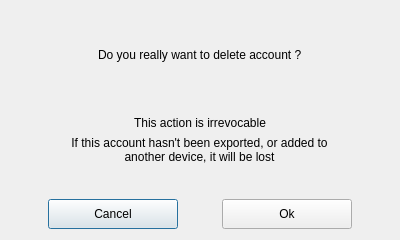
Above: deleteaccountdialog.ui from savoirfairelinux/jami-client-windows before the change. Below: the same form after it.
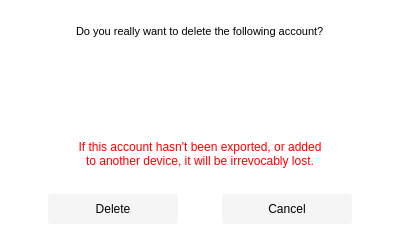
That is the form after the change.

The edit to the form file:
```diff
--- a/deleteaccountdialog.ui
+++ b/deleteaccountdialog.ui
@@ -10,27 +10,46 @@
     <height>240</height>
    </rect>
   </property>
+  <property name="sizePolicy">
+   <sizepolicy hsizetype="Fixed" vsizetype="Fixed">
+    <horstretch>0</horstretch>
+    <verstretch>0</verstretch>
+   </sizepolicy>
+  </property>
+  <property name="minimumSize">
+   <size>
+    <width>400</width>
+    <height>240</height>
+   </size>
+  </property>
+  <property name="maximumSize">
+   <size>
+    <width>400</width>
+    <height>240</height>
+   </size>
+  </property>
   <property name="windowTitle">
    <string>Ring - account deletion</string>
   </property>
-  <layout class="QVBoxLayout" name="verticalLayout" stretch="3,3,1,1,1,0,3,0">
-   <item>
-    <spacer name="verticalSpacer">
-     <property name="orientation">
-      <enum>Qt::Vertical</enum>
-     </property>
-     <property name="sizeHint" stdset="0">
+  <property name="styleSheet">
+   <string notr="true">background: white;</string>
+  </property>
+  <layout class="QVBoxLayout" name="verticalLayout" stretch="3,1,1,0,0,0,0,0">
+   <item alignment="Qt::AlignHCenter">
+    <widget class="QLabel" name="labelDeletion">
+     <property name="maximumSize">
       <size>
-       <width>20</width>
+       <width>16777215</width>
        <height>40</height>
       </size>
      </property>
-    </spacer>
-   </item>
-   <item alignment="Qt::AlignHCenter">
-    <widget class="QLabel" name="deletionLabel1">
+     <property name="font">
+      <font>
+       <pointsize>8</pointsize>
+      </font>
+     </property>
      <property name="text">
-      <string>Do you really want to delete account ?</string>
+      <string>Do you really want to delete the following account?</string>
      </property>
     </widget>
    </item>
@@ -42,9 +61,17 @@
        <height>0</height>
       </size>
      </property>
+     <property name="font">
+      <font>
+       <pointsize>10</pointsize>
+      </font>
+     </property>
      <property name="text">
       <string/>
      </property>
+     <property name="alignment">
+      <set>Qt::AlignCenter</set>
+     </property>
     </widget>
    </item>
    <item alignment="Qt::AlignHCenter">
@@ -55,22 +82,54 @@
        <height>0</height>
       </size>
      </property>
+     <property name="font">
+      <font>
+       <pointsize>10</pointsize>
+      </font>
+     </property>
      <property name="text">
       <string/>
      </property>
+     <property name="alignment">
+      <set>Qt::AlignCenter</set>
+     </property>
     </widget>
    </item>
-   <item alignment="Qt::AlignHCenter">
-    <widget class="QLabel" name="deletionLabel2">
-     <property name="text">
-      <string>This action is irrevocable</string>
+   <item>
+    <spacer name="verticalSpacer_3">
+     <property name="orientation">
+      <enum>Qt::Vertical</enum>
      </property>
-    </widget>
+     <property name="sizeType">
+      <enum>QSizePolicy::Fixed</enum>
+     </property>
+     <property name="sizeHint" stdset="0">
+      <size>
+       <width>20</width>
+       <height>10</height>
+      </size>
+     </property>
+    </spacer>
    </item>
    <item alignment="Qt::AlignHCenter">
-    <widget class="QLabel" name="warningLabel">
+    <widget class="QLabel" name="labelWarning">
+     <property name="sizePolicy">
+      <sizepolicy hsizetype="Fixed" vsizetype="Fixed">
+       <horstretch>0</horstretch>
+       <verstretch>0</verstretch>
+      </sizepolicy>
+     </property>
+     <property name="minimumSize">
+      <size>
+       <width>250</width>
+       <height>0</height>
+      </size>
+     </property>
+     <property name="styleSheet">
+      <string notr="true">color: red;</string>
+     </property>
      <property name="text">
-      <string>If this account hasn't been exported, or added to another device, it will be lost</string>
+      <string>If this account hasn't been exported, or added to another device, it will be irrevocably lost.</string>
      </property>
      <property name="alignment">
       <set>Qt::AlignCenter</set>
@@ -78,6 +137,9 @@
      <property name="wordWrap">
       <bool>true</bool>
      </property>
+     <property name="margin">
+      <number>3</number>
+     </property>
     </widget>
    </item>
    <item>
@@ -85,10 +147,13 @@
      <property name="orientation">
       <enum>Qt::Vertical</enum>
      </property>
+     <property name="sizeType">
+      <enum>QSizePolicy::Fixed</enum>
+     </property>
      <property name="sizeHint" stdset="0">
       <size>
        <width>20</width>
-       <height>40</height>
+       <height>20</height>
       </size>
      </property>
     </spacer>
@@ -121,7 +186,51 @@
       </spacer>
      </item>
      <item>
-      <widget class="QPushButton" name="deleteCancelBtn">
+      <widget class="QPushButton" name="btnDeleteAccept">
+       <property name="sizePolicy">
+        <sizepolicy hsizetype="Fixed" vsizetype="Fixed">
+         <horstretch>0</horstretch>
+         <verstretch>0</verstretch>
+        </sizepolicy>
+       </property>
+       <property name="minimumSize">
+        <size>
+         <width>130</width>
+         <height>30</height>
+        </size>
+       </property>
+       <property name="maximumSize">
+        <size>
+         <width>130</width>
+         <height>30</height>
+        </size>
+       </property>
+       <property name="toolTip">
+        <string>Permanently delete account</string>
+       </property>
+       <property name="styleSheet">
+        <string notr="true">border: 0px;; border-radius:3px; background: rgb(245, 245, 245);</string>
+       </property>
+       <property name="text">
+        <string>Delete</string>
+       </property>
+      </widget>
+     </item>
+     <item>
+      <spacer name="horizontalSpacer_3">
+       <property name="orientation">
+        <enum>Qt::Horizontal</enum>
+       </property>
+       <property name="sizeHint" stdset="0">
+        <size>
+         <width>40</width>
+         <height>20</height>
+        </size>
+       </property>
+      </spacer>
+     </item>
+     <item>
+      <widget class="QPushButton" name="btnDeleteCancel">
        <property name="sizePolicy">
         <sizepolicy hsizetype="Minimum" vsizetype="Fixed">
          <horstretch>0</horstretch>
@@ -135,42 +244,16 @@
         </size>
        </property>
        <property name="toolTip">
-        <string>Cancel contact deletion button</string>
+        <string>Cancel account deletion</string>
+       </property>
+       <property name="styleSheet">
+        <string notr="true">border: 0px; border-radius:3px; background: rgb(245, 245, 245);</string>
        </property>
        <property name="text">
         <string>Cancel</string>
        </property>
       </widget>
      </item>
-     <item>
-      <spacer name="horizontalSpacer_3">
-       <property name="orientation">
-        <enum>Qt::Horizontal</enum>
-       </property>
-       <property name="sizeHint" stdset="0">
-        <size>
-         <width>40</width>
-         <height>20</height>
-        </size>
-       </property>
-      </spacer>
-     </item>
-     <item>
-      <widget class="QPushButton" name="deleteAcceptBtn">
-       <property name="minimumSize">
-        <size>
-         <width>130</width>
-         <height>30</height>
-        </size>
-       </property>
-       <property name="toolTip">
-        <string>Validate contact deletion button</string>
-       </property>
-       <property name="text">
-        <string>Ok</string>
-       </property>
-      </widget>
-     </item>
      <item>
       <spacer name="horizontalSpacer_2">
        <property name="orientation">
@@ -186,6 +269,22 @@
      </item>
     </layout>
    </item>
+   <item>
+    <spacer name="verticalSpacer">
+     <property name="orientation">
+      <enum>Qt::Vertical</enum>
+     </property>
+     <property name="sizeType">
+      <enum>QSizePolicy::Fixed</enum>
+     </property>
+     <property name="sizeHint" stdset="0">
+      <size>
+       <width>20</width>
+       <height>5</height>
+      </size>
+     </property>
+    </spacer>
+   </item>
   </layout>
  </widget>
  <resources/>
```
Left out of the diff: 9 changed lines with no effect on the pictures.
